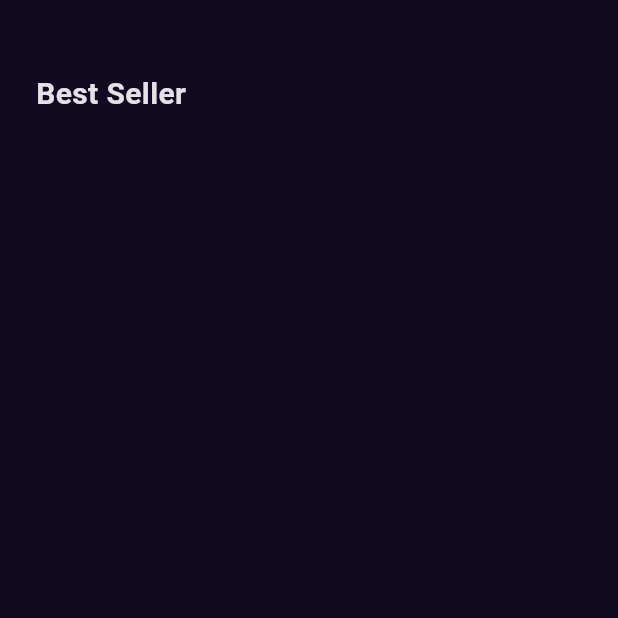
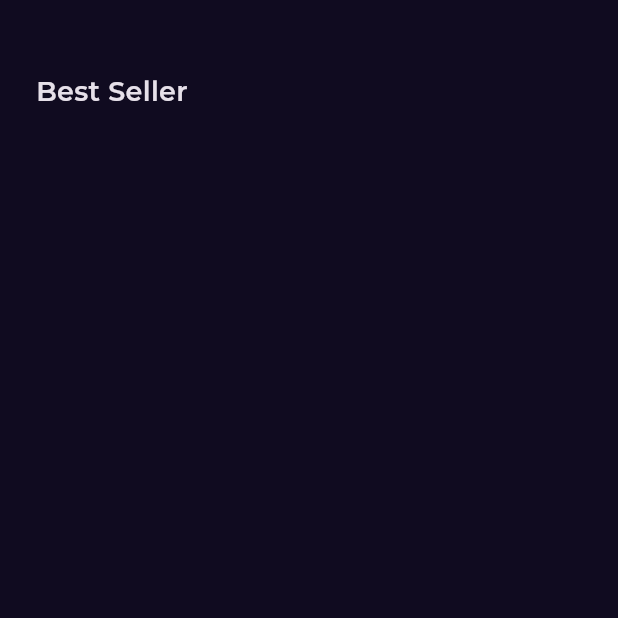
Before and after one commit to Sari618/booklyapp, a Flutter app: the screen it shows after launch, on a phone screen of 412 x 824 dp, the part 535-1153 px from its top. Run offline on Flutter 3.47's test engine with Material 3 defaults, Android fonts, the light colour scheme and no system bars; our stand-ins replace font_awesome_flutter, get, google_fonts.

Commit message:
Update styles, add Google Fonts dependency, and register PathProviderPlugin

```diff
--- a/lib/core/utils/styles.dart
+++ b/lib/core/utils/styles.dart
@@ -2,7 +2,7 @@ import 'package:flutter/material.dart';
 
 abstract class Styles {
   static const titleMedium = TextStyle(
-    fontSize: 20,
+    fontSize: 18,
     fontWeight: FontWeight.w600,
   );
 }
--- a/lib/main.dart
+++ b/lib/main.dart
@@ -2,6 +2,7 @@ import 'package:bookly_app/constants.dart';
 import 'package:bookly_app/features/splash/presentation/views/splash/splash_view.dart';
 import 'package:flutter/material.dart';
 import 'package:get/get_navigation/src/root/get_material_app.dart';
+import 'package:google_fonts/google_fonts.dart';
 
 void main() {
   runApp(const BooklyApp());
@@ -15,7 +16,9 @@ class BooklyApp extends StatelessWidget {
     return GetMaterialApp(
 
       debugShowCheckedModeBanner: false,
-      theme: ThemeData.dark().copyWith(scaffoldBackgroundColor:  kPrimaryColor),
+      theme: ThemeData.dark().copyWith(scaffoldBackgroundColor:  kPrimaryColor,
+      textTheme: GoogleFonts.montserratTextTheme(ThemeData.dark().textTheme),
+      ),
       home: const SplashView(),
     );
   }
--- a/pubspec.yaml
+++ b/pubspec.yaml
@@ -34,6 +34,7 @@ dependencies:
   font_awesome_flutter: ^10.8.0
   get: ^4.6.6
   get_it: ^8.0.3
+  google_fonts: ^6.2.1
 
 dev_dependencies:
   flutter_lints: ^5.0.0
@@ -52,7 +53,6 @@ flutter:
   # To add assets to your application, add an assets section, like this:
   assets:
     - assets/images/
-
   # An image asset can refer to one or more resolution-specific "variants", see
   # https://flutter.dev/to/resolution-aware-images
   # For details regarding adding assets from package dependencies, see
```
Also changed, not shown: pubspec.lock, 5 other files.
